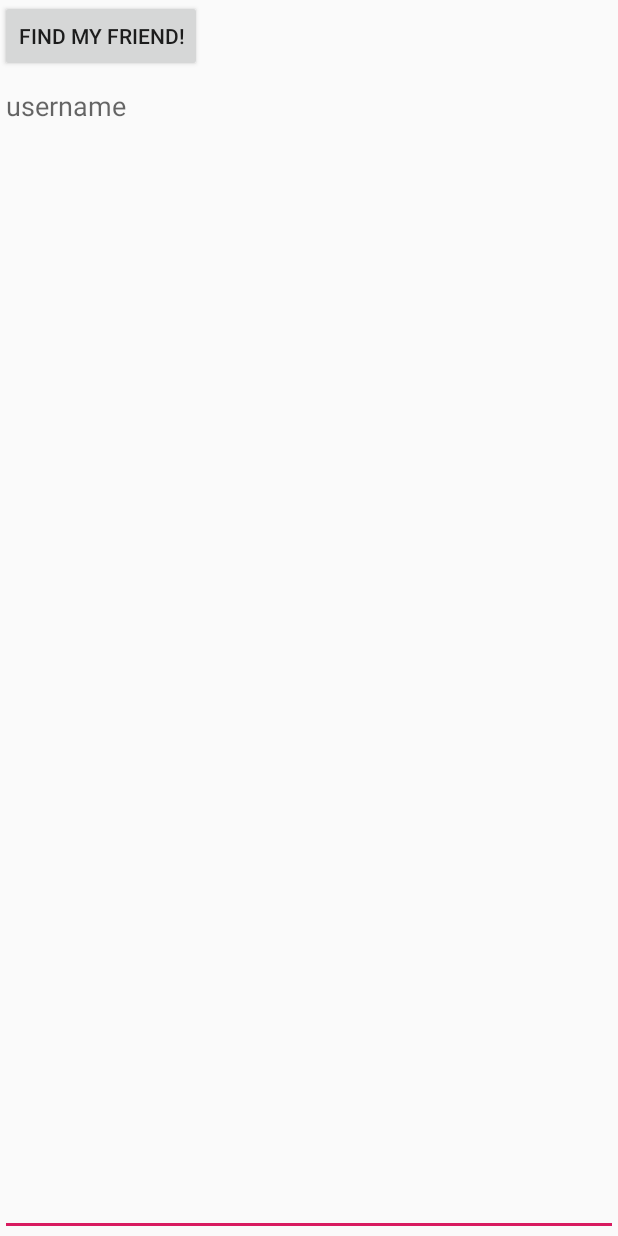
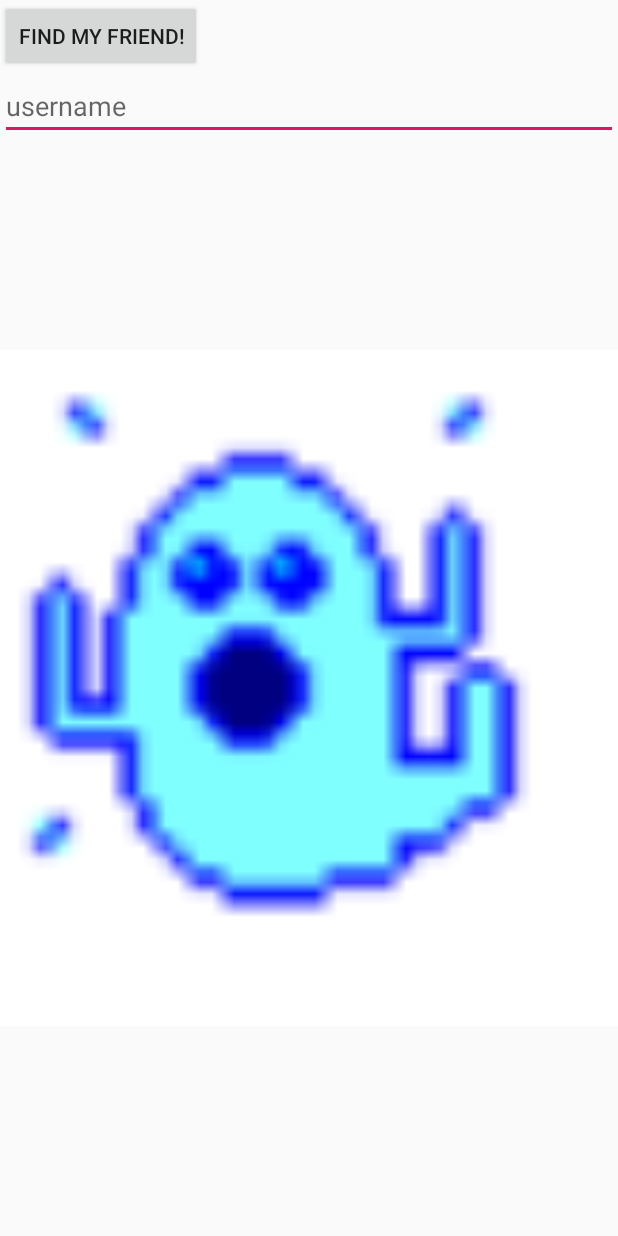
Before and after one commit to bbchristians/NFCTest, an Android app: the screen it shows after launch (MainActivity), on a phone screen of 412 x 824 dp. Run offline under Robolectric (Android 15) with nearby library versions, the phone set to English and light mode, and no system bars; 2 statements that could not run were skipped.

Commit message:
added pet imageview

```diff
--- a/app/src/main/res/layout/activity_main.xml
+++ b/app/src/main/res/layout/activity_main.xml
@@ -1,6 +1,6 @@
 <?xml version="1.0" encoding="UTF-8"?>
-<LinearLayout
-        android:layout_height="fill_parent"
+<LinearLayout xmlns:app="http://schemas.android.com/apk/res-auto"
+    android:layout_height="fill_parent"
         android:layout_width="fill_parent"
         android:orientation="vertical"
         xmlns:android="http://schemas.android.com/apk/res/android">
@@ -18,11 +18,17 @@
 
   </LinearLayout>
 
-    <EditText
-            android:layout_height="fill_parent"
-            android:layout_width="fill_parent"
-            android:id="@+id/username"
-            android:hint="username"
-            android:gravity="top"/>
+  <EditText
+      android:id="@+id/username"
+      android:layout_width="fill_parent"
+      android:layout_height="wrap_content"
+      android:gravity="top"
+      android:hint="username" />
+
+  <ImageView
+      android:id="@+id/imageView"
+      android:layout_width="match_parent"
+      android:layout_height="match_parent"
+      android:src="@drawable/ghost" />
 
 </LinearLayout>
```
